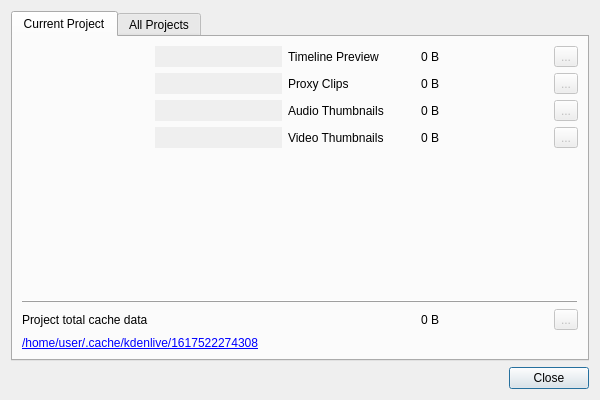
Before: the Qt Designer form src/ui/managecache_ui.ui in KDE/kdenlive, drawn with Qt 5.
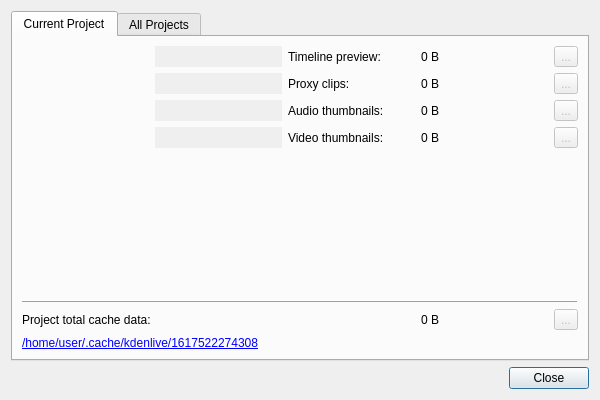
After: the same form once the commit is applied. Icons and pictures are not drawn.

```diff
--- a/src/ui/managecache_ui.ui
+++ b/src/ui/managecache_ui.ui
@@ -79,7 +79,7 @@
          <item row="1" column="2">
           <widget class="QLabel" name="proxyLabel">
            <property name="text">
-            <string>Proxy Clips</string>
+            <string>Proxy clips:</string>
            </property>
           </widget>
          </item>
@@ -151,7 +151,7 @@
          <item row="2" column="2">
           <widget class="QLabel" name="audioLabel">
            <property name="text">
-            <string>Audio Thumbnails</string>
+            <string>Audio thumbnails:</string>
            </property>
           </widget>
          </item>
@@ -175,7 +175,7 @@
          <item row="0" column="2">
           <widget class="QLabel" name="previewLabel">
            <property name="text">
-            <string>Timeline Preview</string>
+            <string>Timeline preview:</string>
            </property>
           </widget>
          </item>
@@ -185,7 +185,7 @@
          <item row="6" column="0" colspan="3">
           <widget class="QLabel" name="currentLabel">
            <property name="text">
-            <string>Project total cache data</string>
+            <string>Project total cache data:</string>
            </property>
           </widget>
          </item>
@@ -206,7 +206,7 @@
          <item row="3" column="2">
           <widget class="QLabel" name="thumbLabel">
            <property name="text">
-            <string>Video Thumbnails</string>
+            <string>Video thumbnails:</string>
            </property>
           </widget>
          </item>
```
Left out of the diff: 28 changed lines with no effect on the pictures.
